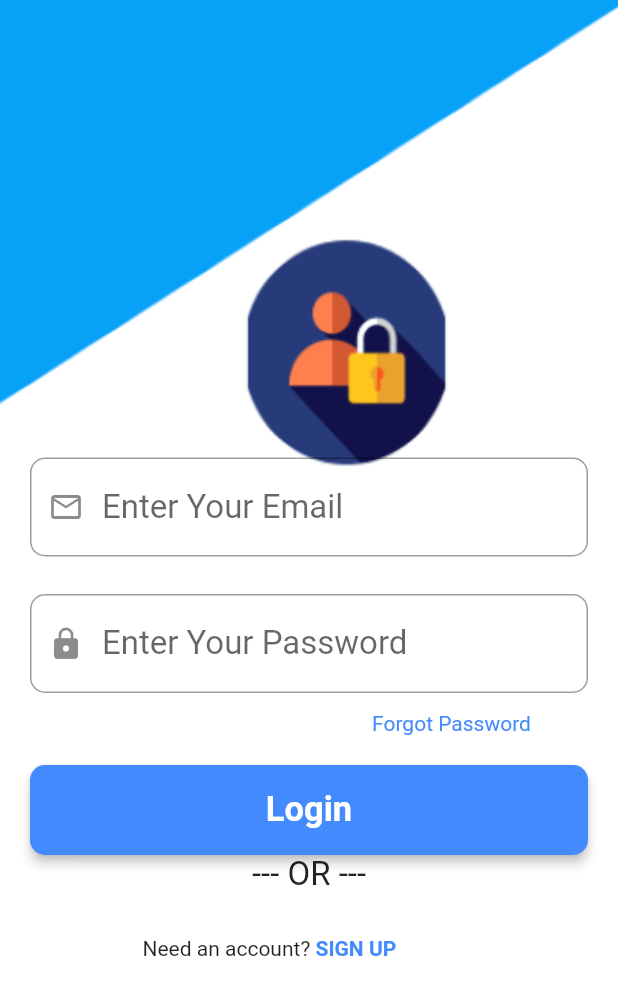
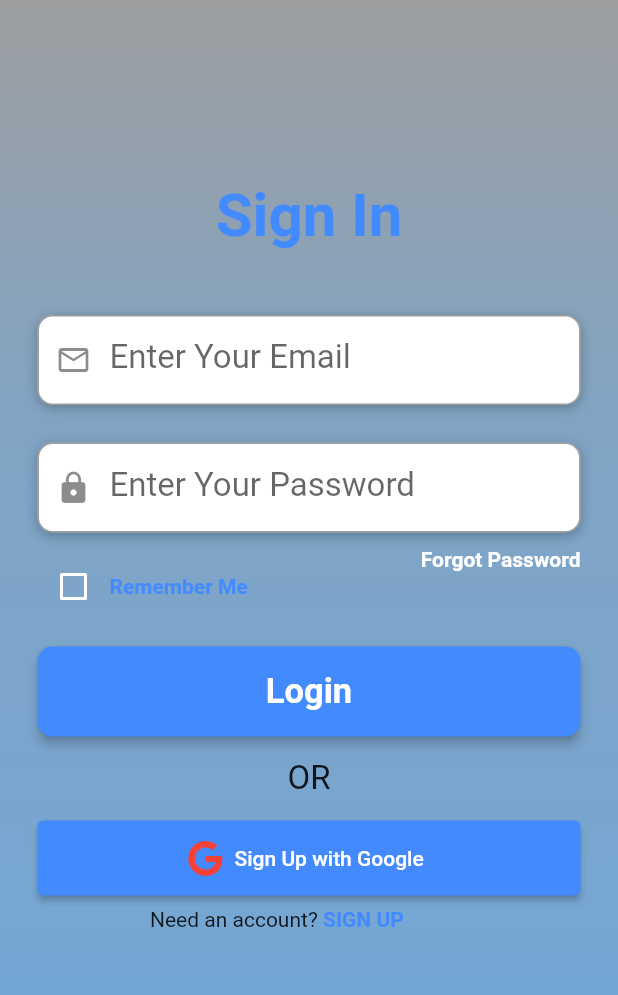
Before and after one commit to saroj-007/Emoji-Game-App, a Flutter app: the screen it shows after launch, on a phone screen of 412 x 824 dp. Shown: the top 995 px of the screen. Run offline on Flutter 3.47's test engine with Material 2 defaults, Android fonts, the phone set to English and light mode, and no system bars; our stand-ins replace cloud_firestore, email_validator, firebase_auth, firebase_core, fluttertoast, font_awesome_flutter and 3 more; accounts and stored records are empty.

Commit message:
files added

```diff
--- a/lib/view/login.dart
+++ b/lib/view/login.dart
@@ -2,6 +2,7 @@ import 'package:email_validator/email_validator.dart';
 import 'package:firebase_auth/firebase_auth.dart';
 import 'package:flutter/material.dart';
 import 'package:fluttertoast/fluttertoast.dart';
+import 'package:font_awesome_flutter/font_awesome_flutter.dart';
 import 'package:providerapp/controller/auths.dart';
 import 'package:providerapp/view/forgotpassword.dart';
 import 'package:providerapp/view/homescreen.dart';
@@ -19,6 +20,8 @@ class _loginState extends State<login> {
 
   final _formKey = GlobalKey<FormState>();
 
+  bool isRememberMe = false;
+
   final TextEditingController email = TextEditingController();
   final TextEditingController password = TextEditingController();
 
@@ -30,28 +33,69 @@ class _loginState extends State<login> {
     return Scaffold(
       backgroundColor: Colors.grey,
       body: Container(
-        width: MediaQuery.of(context).size.width,
-        height: MediaQuery.of(context).size.height,
-        decoration: const BoxDecoration(
-          image: DecorationImage(
-            image: AssetImage('assets/images/loginimage2.png'),
-            alignment: Alignment.topCenter,
-            fit: BoxFit.cover
+            height: double.infinity,
+            width: double.infinity,
+            decoration: BoxDecoration(
+              gradient: LinearGradient(
+                begin: Alignment.topCenter,
+                end: Alignment.bottomCenter,
+                colors: [
+                  Color(0x66fa8dc),
+                  Color(0x996fa8dc),
+                  Color(0xcc6fa8dc),
+                  Color(0xff6fa8dc),
+                ])
+            ),
+      // Container(
+      //   width: MediaQuery.of(context).size.width,
+      //   height: MediaQuery.of(context).size.height,
+      //   decoration: const BoxDecoration(
+      //     image: DecorationImage(
+      //       image: AssetImage('assets/images/loginimage2.png'),
+      //       alignment: Alignment.topCenter,
+      //       fit: BoxFit.cover
 
-            )
-        ),
+      //       )
+      //   ),
 
         child: SingleChildScrollView(
+          physics: AlwaysScrollableScrollPhysics(),
           child: Padding(
-            padding: const EdgeInsets.only(top: 305, left: 20, right: 20),
-            child: Center(
+            padding: const EdgeInsets.symmetric(
+              horizontal: 25,
+                vertical: 120
+            ),
             child: Form(
              key: _formKey,
               child: Column(
+                mainAxisAlignment: MainAxisAlignment.center,
                 children: [
+                  Text(
+                  'Sign In',
+                  style: TextStyle(
+                    color: Colors.blueAccent,
+                    fontSize: 40,
+                    fontWeight: FontWeight.bold
+                  ),
+                ),
+                SizedBox(height: 43,),
 
                   // Email Address
-                    TextFormField(
+                  Container(
+                    alignment: Alignment.centerLeft,
+          decoration: BoxDecoration(
+            color: Colors.white,
+            borderRadius: BorderRadius.circular(10),
+            boxShadow: [
+              BoxShadow(
+                color: Colors.black26,
+                blurRadius: 6,
+                offset: Offset(0, 2)
+              )
+            ]
+          ),
+          height: 60,
+                    child: TextFormField(
                       keyboardType: TextInputType.emailAddress,
                       controller: au.logEmails,
                       style: TextStyle(fontSize: 22, fontWeight: FontWeight.normal),
@@ -71,11 +115,26 @@ class _loginState extends State<login> {
                     },
 
                 ),
+                  ),
 
                 const SizedBox(height: 25,),
 
                 // Password
-                  TextFormField(
+                Container(
+                  alignment: Alignment.centerLeft,
+          decoration: BoxDecoration(
+            color: Colors.white,
+            borderRadius: BorderRadius.circular(10),
+            boxShadow: [
+              BoxShadow(
+                color: Colors.black26,
+                blurRadius: 6,
+                offset: Offset(0, 2)
+              )
+            ]
+          ),
+          height: 60,
+                  child: TextFormField(
                     obscureText: true,
                     controller: au.logPass,
                     style: TextStyle(fontSize: 22, fontWeight: FontWeight.normal),
@@ -96,19 +155,71 @@ class _loginState extends State<login> {
                     },
 
                   ),
+                ),
+
+                SizedBox(height: 10,),
 
                 // Forget Password text
-                  GestureDetector(
+
+                Container(
+      alignment: Alignment.centerRight,
+      child: GestureDetector(
         onTap: () {
           Navigator.of(context).push(MaterialPageRoute(builder: (context) => const MyLoginPage()));
         },
-                    child: const Padding(
-                      padding: EdgeInsets.only(top: 12.0, left: 190),
-                      child: Text("Forgot Password", style: TextStyle(color: Colors.blueAccent),),
+      child: Padding(
+        padding: EdgeInsets.only(right: 0),
+        child: Text(
+          'Forgot Password',
+          style: TextStyle(
+            color: Colors.white,
+            fontWeight: FontWeight.bold,
+            ),
+        ),),
+      ),
+
+      ),
+
+                // GestureDetector(
+                //   onTap: () {
+                //     Navigator.of(context).push(MaterialPageRoute(builder: (context) => const MyLoginPage()));
+                //   },
+                //   child: const Padding(
+                //     padding: EdgeInsets.only(top: 12.0, left: 190),
+                //     child: Text("Forgot Password", style: TextStyle(color: Colors.blueAccent),),
+                //   ),
+                // ),
+
+                // const SizedBox(height: 20,),
+
+                 Container(
+      height: 20,
+      child: Row(
+        children: [
+          Theme(
+            data: ThemeData(unselectedWidgetColor: Colors.white),
+            child: Checkbox(
+            value: isRememberMe,
+            checkColor: Colors.blueAccent,
+            activeColor: Colors.white,
+            onChanged: (value) {
+              setState(() {
+                isRememberMe = value!;
+              });
+            }),
+            ),
+          Text(
+            'Remember Me',
+            style: TextStyle(
+              color: Colors.blueAccent,
+              fontWeight: FontWeight.bold
+            ),
+          )
+        ],
       ),
     ),
 
-                  const SizedBox(height: 20,),
+    SizedBox(height: 30,),
 
                 // Login Button
               SizedBox(
@@ -138,10 +249,6 @@ class _loginState extends State<login> {
                           fontSize: 20.0
                           );
                       }
-
-
-
-
                     }
                   },
                   child: const Text('Login',
@@ -155,12 +262,24 @@ class _loginState extends State<login> {
               ),
 
               // Text -OR- keyword
-
-                const Text("--- OR ---",
+              SizedBox(height: 15,),
+              const Text("OR",
               style: TextStyle(fontSize: 22, fontWeight: FontWeight.normal),
               ),
+              SizedBox(height: 15,),
 
-                SizedBox(height: 20,),
+              // Google SignIn
+              ElevatedButton.icon(
+                style: ElevatedButton.styleFrom(
+                  backgroundColor: Colors.blueAccent,
+                  minimumSize: const Size(double.infinity, 50)
+                ),
+               onPressed: () {
+                print("Hello World");
+               },
+                icon: FaIcon(FontAwesomeIcons.google, color: Colors.red,),
+                label: const Text('Sign Up with Google'),
+                ),
 
               Padding(
                 padding: const EdgeInsets.only(top: 8.0, left: 75.0),
@@ -183,7 +302,6 @@ class _loginState extends State<login> {
               )
                 ],
               ),
-              )
             ),
           ),
         )
--- a/lib/view/real_login_screen.dart
+++ b/lib/view/real_login_screen.dart
@@ -193,7 +193,7 @@ class _MyLoginPageState extends State<MyLoginPage> {
                   buildPassword(),
                   SizedBox(height: 20,),
                   buildForgetPassword(),
-                  SizedBox(height: 10,),
+                  SizedBox(height: 7,),
                   buildRememberMe(),
               ]
 
--- a/pubspec.yaml
+++ b/pubspec.yaml
@@ -46,6 +46,7 @@ dependencies:
   get: ^4.6.5
   email_validator: '^2.1.16'
   google_sign_in: ^5.4.2
+  font_awesome_flutter: ^10.3.0
 
 dev_dependencies:
   flutter_test:
```
Also changed, not shown: lib/login.dart (added, +197 -0 lines), lib/view/update_profile.dart (+16 -1 lines), lib/view/viewprofile.dart (+16 -1 lines), pubspec.lock. Lines whose indentation alone changed are shown as unchanged.
